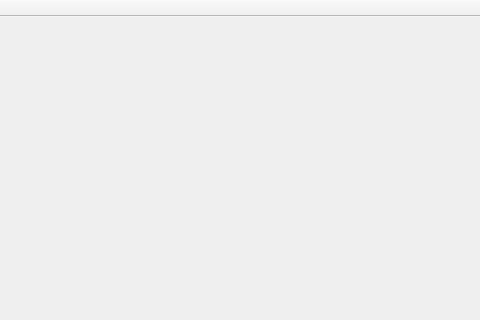
This is mainwindow.ui in LeeChiWon/ProjectManagement as Qt 5 draws it before an edit; both pictures show x 231 to 711 and y 0 to 320 of the 711 by 597 pixel window. The edited form follows.
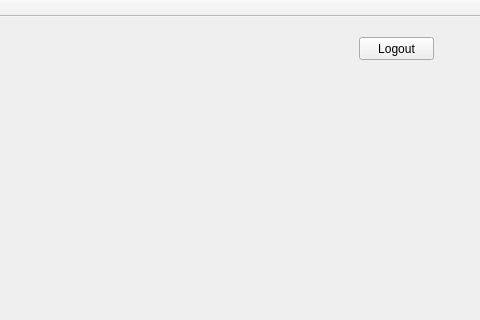
This is the edited form. Icons and pictures are not drawn.

What changed in the file:
```diff
--- a/mainwindow.ui
+++ b/mainwindow.ui
@@ -17,7 +17,21 @@
    <iconset resource="projectmanagement.qrc">
     <normaloff>:/img/projectmanagement.png</normaloff>:/img/projectmanagement.png</iconset>
   </property>
-  <widget class="QWidget" name="centralWidget"/>
+  <widget class="QWidget" name="centralWidget">
+   <widget class="QPushButton" name="pushButton_Logout">
+    <property name="geometry">
+     <rect>
+      <x>590</x>
+      <y>20</y>
+      <width>75</width>
+      <height>23</height>
+     </rect>
+    </property>
+    <property name="text">
+     <string>Logout</string>
+    </property>
+   </widget>
+  </widget>
   <widget class="QToolBar" name="mainToolBar">
    <attribute name="toolBarArea">
     <enum>TopToolBarArea</enum>
```
Left out of the diff: 2 changed lines with no effect on the pictures.
